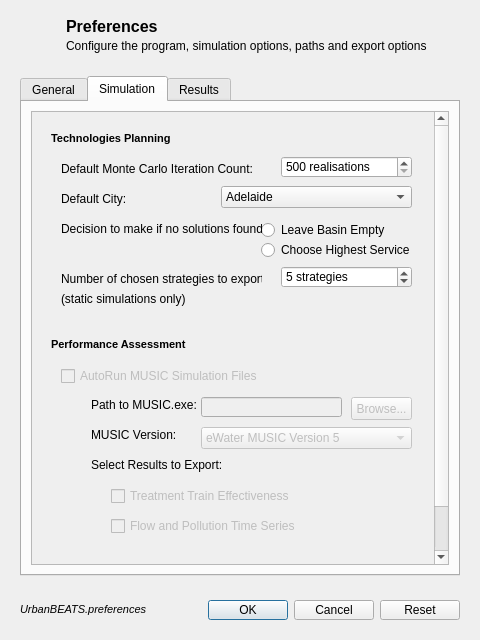
petermbach/urbanbeats-legacy, file preferencesdialog.ui: the form before one commit.
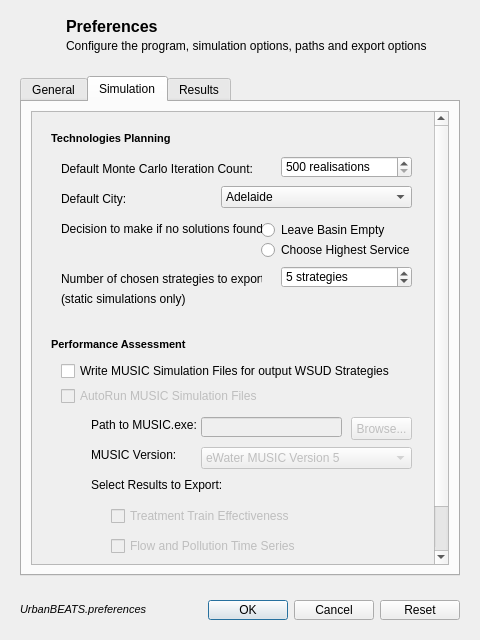
The form after the commit. The open tabs and pages were chosen to show the change. Icons and pictures are not drawn.

Commit message: MUSIC export bug fix (causing one parameter to be transferred as string data type instead of float) Implemented option to export MUSIC file or switch the feature off in the preferences dialog box Program now asks if you want to save your project before closing, overrides the 'CloseEvent' function from QDialog.

```diff
--- a/preferencesdialog.ui
+++ b/preferencesdialog.ui
@@ -438,7 +438,7 @@
                  <property name="geometry">
                   <rect>
                    <x>160</x>
-                   <y>70</y>
+                   <y>90</y>
                    <width>141</width>
                    <height>20</height>
                   </rect>
@@ -448,7 +448,7 @@
                  <property name="geometry">
                   <rect>
                    <x>50</x>
-                   <y>70</y>
+                   <y>90</y>
                    <width>141</width>
                    <height>16</height>
                   </rect>
@@ -464,7 +464,7 @@
                  <property name="geometry">
                   <rect>
                    <x>70</x>
-                   <y>160</y>
+                   <y>180</y>
                    <width>221</width>
                    <height>18</height>
                   </rect>
@@ -480,7 +480,7 @@
                  <property name="geometry">
                   <rect>
                    <x>310</x>
-                   <y>70</y>
+                   <y>90</y>
                    <width>61</width>
                    <height>23</height>
                   </rect>
@@ -493,7 +493,7 @@
                  <property name="geometry">
                   <rect>
                    <x>50</x>
-                   <y>100</y>
+                   <y>120</y>
                    <width>141</width>
                    <height>16</height>
                   </rect>
@@ -506,7 +506,7 @@
                  <property name="geometry">
                   <rect>
                    <x>50</x>
-                   <y>130</y>
+                   <y>150</y>
                    <width>141</width>
                    <height>16</height>
                   </rect>
@@ -522,7 +522,7 @@
                  <property name="geometry">
                   <rect>
                    <x>160</x>
-                   <y>100</y>
+                   <y>120</y>
                    <width>211</width>
                    <height>22</height>
                   </rect>
@@ -562,7 +562,7 @@
                  <property name="geometry">
                   <rect>
                    <x>20</x>
-                   <y>40</y>
+                   <y>60</y>
                    <width>311</width>
                    <height>18</height>
                   </rect>
@@ -578,7 +578,7 @@
                  <property name="geometry">
                   <rect>
                    <x>70</x>
-                   <y>190</y>
+                   <y>210</y>
                    <width>211</width>
                    <height>18</height>
                   </rect>
@@ -587,6 +587,22 @@
                   <string>Flow and Pollution Time Series</string>
                  </property>
                 </widget>
+                <widget class="QCheckBox" name="perf_writeMUSICcheck">
+                 <property name="enabled">
+                  <bool>true</bool>
+                 </property>
+                 <property name="geometry">
+                  <rect>
+                   <x>20</x>
+                   <y>35</y>
+                   <width>341</width>
+                   <height>18</height>
+                  </rect>
+                 </property>
+                 <property name="text">
+                  <string>Write MUSIC Simulation Files for output WSUD Strategies</string>
+                 </property>
+                </widget>
                </widget>
               </item>
              </layout>
```
Left out of the diff: 34 changed lines with no effect on the pictures. The commit also changes 7 other files.
